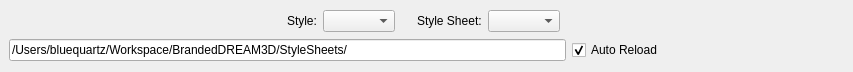
Qt form Source/SIMPLView/UI_Files/StyleSheetEditor.ui (BlueQuartzSoftware/SIMPLView) before a commit.
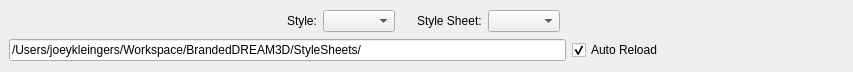
The same form after that commit.

Commit message: Migrating bookmark style properties over to SVStyle from QtSStyles.

Diff of the .ui file:
```diff
--- a/Source/SIMPLView/UI_Files/StyleSheetEditor.ui
+++ b/Source/SIMPLView/UI_Files/StyleSheetEditor.ui
@@ -123,7 +123,7 @@
    <item row="1" column="0" colspan="7">
     <widget class="QLineEdit" name="qssFilePath">
      <property name="text">
-      <string>/Users/bluequartz/Workspace/BrandedDREAM3D/StyleSheets/</string>
+      <string>/Users/joeykleingers/Workspace/BrandedDREAM3D/StyleSheets/</string>
      </property>
     </widget>
    </item>
```
The commit also changes 2 other files.
